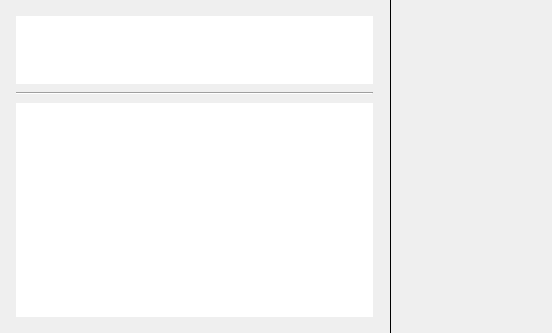
The window that client/src/ui/widgets/properties/accessible_resources_widget.ui (networkoptix/nx_open) describes before a commit, drawn with Qt 5.
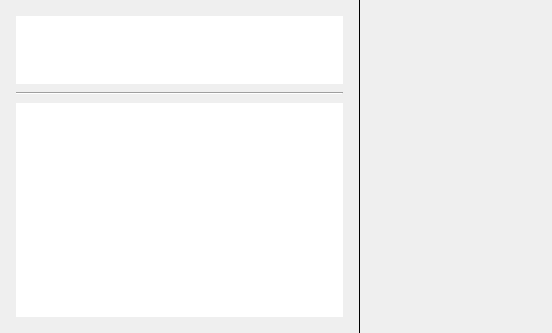
The same window after the commit. Custom widgets are drawn as their Qt base class.

```diff
--- a/client/src/ui/widgets/properties/accessible_resources_widget.ui
+++ b/client/src/ui/widgets/properties/accessible_resources_widget.ui
@@ -130,6 +130,12 @@
    </item>
    <item>
     <widget class="Line" name="verticalLine">
+     <property name="maximumSize">
+      <size>
+       <width>1</width>
+       <height>16777215</height>
+      </size>
+     </property>
      <property name="frameShadow">
       <enum>QFrame::Plain</enum>
      </property>
@@ -142,13 +148,13 @@
     <widget class="QnPanel" name="detailsWidget" native="true">
      <property name="minimumSize">
       <size>
-       <width>160</width>
+       <width>192</width>
        <height>0</height>
       </size>
      </property>
      <property name="maximumSize">
       <size>
-       <width>160</width>
+       <width>192</width>
        <height>16777215</height>
       </size>
      </property>
```
